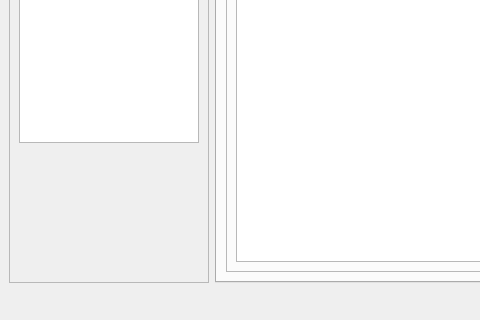
Old version of the form software/fdcan-gui/ui/ui_main.ui in the repository chcbaram/stm32g4-fdcan; both pictures show x 0 to 480 and y 242 to 562 of the 900 by 562 pixel window.
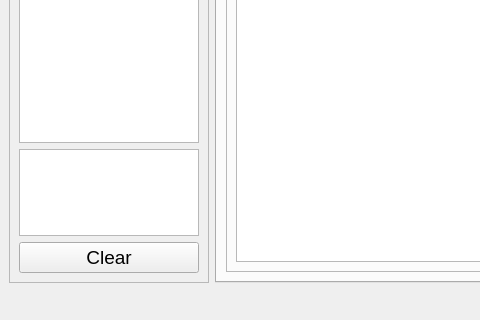
New version of the form.

```diff
--- a/software/fdcan-gui/ui/ui_main.ui
+++ b/software/fdcan-gui/ui/ui_main.ui
@@ -22,12 +22,24 @@
    <layout class="QHBoxLayout" name="horizontalLayout">
     <item>
      <widget class="QFrame" name="frame">
+      <property name="sizePolicy">
+       <sizepolicy hsizetype="Preferred" vsizetype="Preferred">
+        <horstretch>0</horstretch>
+        <verstretch>0</verstretch>
+       </sizepolicy>
+      </property>
       <property name="minimumSize">
        <size>
         <width>200</width>
         <height>0</height>
        </size>
       </property>
+      <property name="maximumSize">
+       <size>
+        <width>100</width>
+        <height>16777215</height>
+       </size>
+      </property>
       <property name="frameShape">
        <enum>QFrame::StyledPanel</enum>
       </property>
@@ -93,17 +105,14 @@
         </widget>
        </item>
        <item>
-        <spacer name="verticalSpacer">
-         <property name="orientation">
-          <enum>Qt::Vertical</enum>
+        <widget class="QPlainTextEdit" name="system_log"/>
+       </item>
+       <item>
+        <widget class="QPushButton" name="btn_syslog_clear">
+         <property name="text">
+          <string>Clear</string>
          </property>
-         <property name="sizeHint" stdset="0">
-          <size>
-           <width>20</width>
-           <height>40</height>
-          </size>
-         </property>
-        </spacer>
+        </widget>
        </item>
       </layout>
      </widget>
```
Left out of the diff: 10 changed lines with no effect on the pictures.
